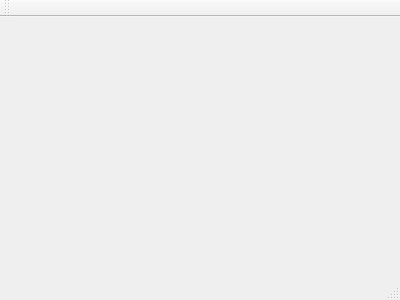
First picture: the form in mainwindow.ui, repository WingCuengRay/KaraOk, before the edit.
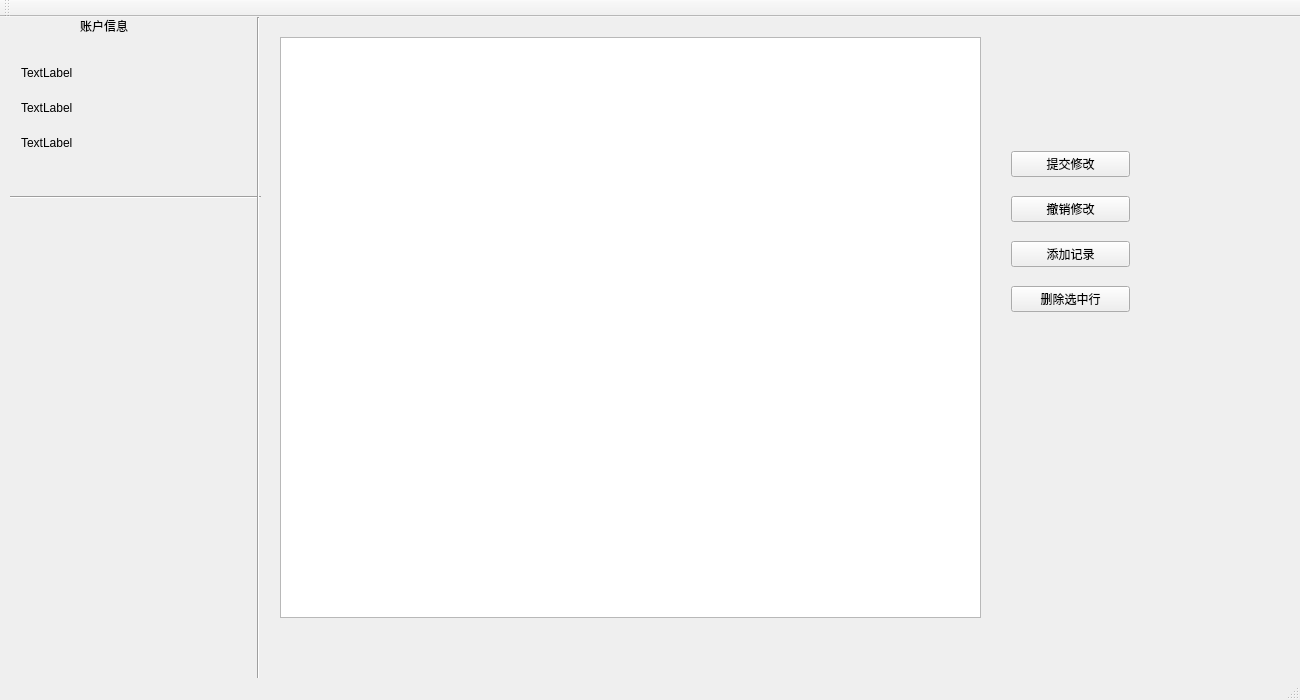
Second picture: the form after the edit.

The edit to the form file:
```diff
--- a/mainwindow.ui
+++ b/mainwindow.ui
@@ -1,24 +1,208 @@
 <ui version="4.0">
  <class>MainWindow</class>
- <widget class="QMainWindow" name="MainWindow" >
-  <property name="geometry" >
+ <widget class="QMainWindow" name="MainWindow">
+  <property name="enabled">
+   <bool>true</bool>
+  </property>
+  <property name="geometry">
    <rect>
     <x>0</x>
     <y>0</y>
-    <width>400</width>
-    <height>300</height>
+    <width>1300</width>
+    <height>700</height>
    </rect>
   </property>
   <property name="windowTitle" >
    <string>MainWindow</string>
   </property>
-  <widget class="QMenuBar" name="menuBar" />
-  <widget class="QToolBar" name="mainToolBar" />
-  <widget class="QWidget" name="centralWidget" />
-  <widget class="QStatusBar" name="statusBar" />
+  <property name="layoutDirection">
+   <enum>Qt::LeftToRight</enum>
+  </property>
+  <widget class="QWidget" name="centralWidget">
+   <widget class="QWidget" name="widget" native="true">
+    <property name="geometry">
+     <rect>
+      <x>270</x>
+      <y>0</y>
+      <width>1021</width>
+      <height>631</height>
+     </rect>
+    </property>
+    <property name="autoFillBackground">
+     <bool>true</bool>
+    </property>
+    <widget class="QTableView" name="tableView">
+     <property name="geometry">
+      <rect>
+       <x>10</x>
+       <y>20</y>
+       <width>701</width>
+       <height>581</height>
+      </rect>
+     </property>
+     <property name="autoFillBackground">
+      <bool>true</bool>
+     </property>
+    </widget>
+    <widget class="QLabel" name="table_name">
+     <property name="geometry">
+      <rect>
+       <x>320</x>
+       <y>10</y>
+       <width>67</width>
+       <height>17</height>
+      </rect>
+     </property>
+     <property name="text">
+      <string/>
+     </property>
+    </widget>
+    <widget class="QWidget" name="verticalLayoutWidget_2">
+     <property name="geometry">
+      <rect>
+       <x>730</x>
+       <y>110</y>
+       <width>141</width>
+       <height>211</height>
+      </rect>
+     </property>
+     <layout class="QVBoxLayout" name="verticalLayout_3">
+      <item>
+       <widget class="QPushButton" name="pB_submit">
+        <property name="text">
+         <string>提交修改</string>
+        </property>
+       </widget>
+      </item>
+      <item>
+       <widget class="QPushButton" name="pB_cancel">
+        <property name="text">
+         <string>撤销修改</string>
+        </property>
+       </widget>
+      </item>
+      <item>
+       <widget class="QPushButton" name="pB_add">
+        <property name="text">
+         <string>添加记录</string>
+        </property>
+       </widget>
+      </item>
+      <item>
+       <widget class="QPushButton" name="pB_delete">
+        <property name="text">
+         <string>删除选中行</string>
+        </property>
+       </widget>
+      </item>
+     </layout>
+    </widget>
+   </widget>
+   <widget class="QLabel" name="label">
+    <property name="geometry">
+     <rect>
+      <x>80</x>
+      <y>0</y>
+      <width>67</width>
+      <height>17</height>
+     </rect>
+    </property>
+    <property name="text">
+     <string>账户信息</string>
+    </property>
+   </widget>
+   <widget class="QWidget" name="verticalLayoutWidget">
+    <property name="geometry">
+     <rect>
+      <x>10</x>
+      <y>210</y>
+      <width>241</width>
+      <height>221</height>
+     </rect>
+    </property>
+    <layout class="QVBoxLayout" name="verticalLayout_2"/>
+   </widget>
+   <widget class="QWidget" name="layoutWidget">
+    <property name="geometry">
+     <rect>
+      <x>10</x>
+      <y>30</y>
+      <width>241</width>
+      <height>121</height>
+     </rect>
+    </property>
+    <layout class="QVBoxLayout" name="verticalLayout">
+     <item>
+      <widget class="QLabel" name="label_1">
+       <property name="text">
+        <string>TextLabel</string>
+       </property>
+      </widget>
+     </item>
+     <item>
+      <widget class="QLabel" name="label_2">
+       <property name="text">
+        <string>TextLabel</string>
+       </property>
+      </widget>
+     </item>
+     <item>
+      <widget class="QLabel" name="label_3">
+       <property name="text">
+        <string>TextLabel</string>
+       </property>
+      </widget>
+     </item>
+    </layout>
+   </widget>
+   <widget class="Line" name="line">
+    <property name="geometry">
+     <rect>
+      <x>10</x>
+      <y>170</y>
+      <width>251</width>
+      <height>20</height>
+     </rect>
+    </property>
+    <property name="orientation">
+     <enum>Qt::Horizontal</enum>
+    </property>
+   </widget>
+   <widget class="Line" name="line_2">
+    <property name="geometry">
+     <rect>
+      <x>250</x>
+      <y>0</y>
+      <width>16</width>
+      <height>711</height>
+     </rect>
+    </property>
+    <property name="orientation">
+     <enum>Qt::Vertical</enum>
+    </property>
+   </widget>
+  </widget>
+  <widget class="QMenuBar" name="menuBar">
+   <property name="geometry">
+    <rect>
+     <x>0</x>
+     <y>0</y>
+     <width>1300</width>
+     <height>25</height>
+    </rect>
+   </property>
+  </widget>
+  <widget class="QToolBar" name="mainToolBar">
+   <attribute name="toolBarArea">
+    <enum>TopToolBarArea</enum>
+   </attribute>
+   <attribute name="toolBarBreak">
+    <bool>false</bool>
+   </attribute>
+  </widget>
+  <widget class="QStatusBar" name="statusBar"/>
  </widget>
- <layoutDefault spacing="6" margin="11" />
- <pixmapfunction></pixmapfunction>
+ <layoutdefault spacing="6" margin="11"/>
  <resources/>
  <connections/>
 </ui>
```
Left out of the diff: 6 changed lines with no effect on the pictures.
